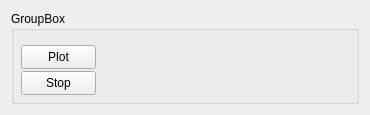
First picture: the form in widget.ui, repository nawww83/pink_noise_generator, before the edit.
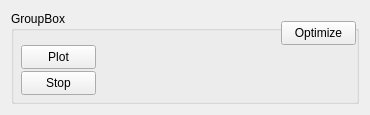
Second picture: the form after the edit.

```diff
--- a/widget.ui
+++ b/widget.ui
@@ -51,6 +51,19 @@
        <string>Stop</string>
       </property>
      </widget>
+     <widget class="QPushButton" name="pushButton_3">
+      <property name="geometry">
+       <rect>
+        <x>270</x>
+        <y>10</y>
+        <width>75</width>
+        <height>24</height>
+       </rect>
+      </property>
+      <property name="text">
+       <string>Optimize</string>
+      </property>
+     </widget>
     </widget>
    </item>
   </layout>
```
